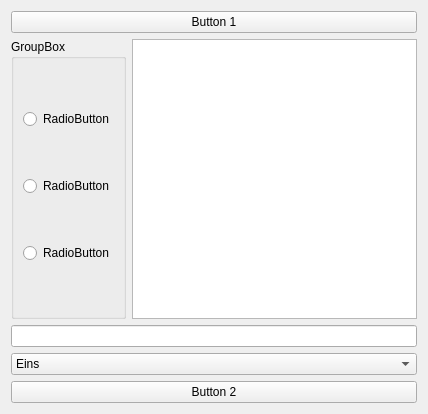
Above: widget.ui from NikNator10/QT-Testing before the change. Below: the same form after it.
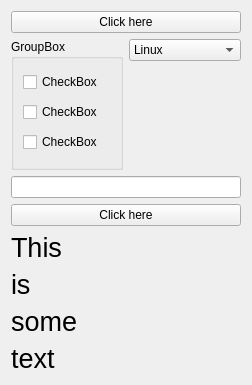
That is the form after the change.

The edit to the form file:
```diff
--- a/widget.ui
+++ b/widget.ui
@@ -6,24 +6,18 @@
    <rect>
     <x>0</x>
     <y>0</y>
-    <width>428</width>
-    <height>414</height>
+    <width>252</width>
+    <height>385</height>
    </rect>
   </property>
-  <property name="sizePolicy">
-   <sizepolicy hsizetype="Expanding" vsizetype="Expanding">
-    <horstretch>0</horstretch>
-    <verstretch>0</verstretch>
-   </sizepolicy>
-  </property>
   <property name="windowTitle">
    <string>Form</string>
   </property>
-  <layout class="QVBoxLayout" name="verticalLayout_3">
+  <layout class="QVBoxLayout" name="verticalLayout_4">
    <item>
     <widget class="QPushButton" name="button_1">
      <property name="text">
-      <string>Button 1</string>
+      <string>Click here</string>
      </property>
     </widget>
    </item>
@@ -36,23 +30,23 @@
        </property>
        <layout class="QVBoxLayout" name="verticalLayout">
         <item>
-         <widget class="QRadioButton" name="radio_button_1">
+         <widget class="QCheckBox" name="checkbox_1">
           <property name="text">
-           <string>RadioButton</string>
+           <string>CheckBox</string>
           </property>
          </widget>
         </item>
         <item>
-         <widget class="QRadioButton" name="radio_button_2">
+         <widget class="QCheckBox" name="checkbox_2">
           <property name="text">
-           <string>RadioButton</string>
+           <string>CheckBox</string>
           </property>
          </widget>
         </item>
         <item>
-         <widget class="QRadioButton" name="radio_button_3">
+         <widget class="QCheckBox" name="checkbox_3">
           <property name="text">
-           <string>RadioButton</string>
+           <string>CheckBox</string>
           </property>
          </widget>
         </item>
@@ -60,53 +54,105 @@
       </widget>
      </item>
      <item>
-      <widget class="QTextEdit" name="textEdit"/>
+      <layout class="QVBoxLayout" name="verticalLayout_2">
+       <item>
+        <widget class="QComboBox" name="combo_box">
+         <item>
+          <property name="text">
+           <string>Linux</string>
+          </property>
+         </item>
+         <item>
+          <property name="text">
+           <string>Windows</string>
+          </property>
+         </item>
+         <item>
+          <property name="text">
+           <string>MacOS</string>
+          </property>
+         </item>
+        </widget>
+       </item>
+       <item>
+        <spacer name="verticalSpacer">
+         <property name="orientation">
+          <enum>Qt::Vertical</enum>
+         </property>
+         <property name="sizeHint" stdset="0">
+          <size>
+           <width>20</width>
+           <height>40</height>
+          </size>
+         </property>
+        </spacer>
+       </item>
+      </layout>
      </item>
     </layout>
    </item>
    <item>
-    <layout class="QVBoxLayout" name="verticalLayout_2">
-     <item>
-      <widget class="QLineEdit" name="line_edit"/>
-     </item>
-     <item>
-      <widget class="QComboBox" name="combo_box">
-       <item>
-        <property name="text">
-         <string>Eins</string>
-        </property>
-       </item>
-       <item>
-        <property name="text">
-         <string>Zwei</string>
-        </property>
-       </item>
-       <item>
-        <property name="text">
-         <string>Drei</string>
-        </property>
-       </item>
-       <item>
-        <property name="text">
-         <string>Vier</string>
-        </property>
-       </item>
-       <item>
-        <property name="text">
-         <string>Fünf</string>
-        </property>
-       </item>
-      </widget>
-     </item>
-    </layout>
+    <widget class="QLineEdit" name="line_edit"/>
    </item>
    <item>
     <widget class="QPushButton" name="button_2">
      <property name="text">
-      <string>Button 2</string>
+      <string>Click here</string>
      </property>
     </widget>
    </item>
+   <item>
+    <layout class="QVBoxLayout" name="verticalLayout_3">
+     <item>
+      <widget class="QLabel" name="label_1">
+       <property name="font">
+        <font>
+         <pointsize>20</pointsize>
+        </font>
+       </property>
+       <property name="text">
+        <string>This</string>
+       </property>
+      </widget>
+     </item>
+     <item>
+      <widget class="QLabel" name="label_2">
+       <property name="font">
+        <font>
+         <pointsize>20</pointsize>
+        </font>
+       </property>
+       <property name="text">
+        <string>is</string>
+       </property>
+      </widget>
+     </item>
+     <item>
+      <widget class="QLabel" name="label_3">
+       <property name="font">
+        <font>
+         <pointsize>20</pointsize>
+        </font>
+       </property>
+       <property name="text">
+        <string>some</string>
+       </property>
+      </widget>
+     </item>
+     <item>
+      <widget class="QLabel" name="label_4">
+       <property name="font">
+        <font>
+         <pointsize>20</pointsize>
+        </font>
+       </property>
+       <property name="text">
+        <string>text</string>
+       </property>
+      </widget>
+     </item>
+    </layout>
+   </item>
   </layout>
  </widget>
  <resources/>
```
Left out of the diff: 2 changed lines with no effect on the pictures.
